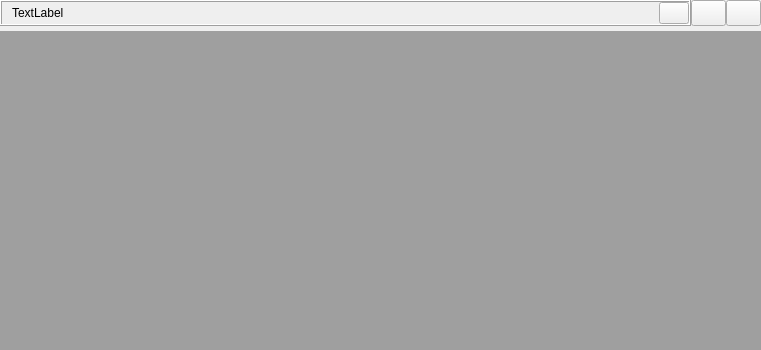
Qt form imageshow.ui (Seule-Seule/GraduationProjectImageSimilarity) before a commit.
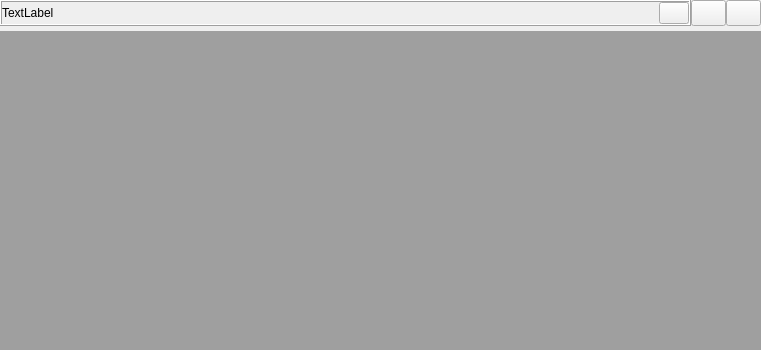
The same form after that commit.

Patch:
```diff
--- a/imageshow.ui
+++ b/imageshow.ui
@@ -114,7 +114,7 @@
              <number>0</number>
             </property>
             <property name="leftMargin">
-             <number>10</number>
+             <number>0</number>
             </property>
             <property name="topMargin">
              <number>0</number>
@@ -127,6 +127,9 @@
             </property>
             <item>
              <widget class="QLabel" name="label_path_im">
+              <property name="enabled">
+               <bool>true</bool>
+              </property>
               <property name="sizePolicy">
                <sizepolicy hsizetype="Preferred" vsizetype="Preferred">
                 <horstretch>0</horstretch>
```
